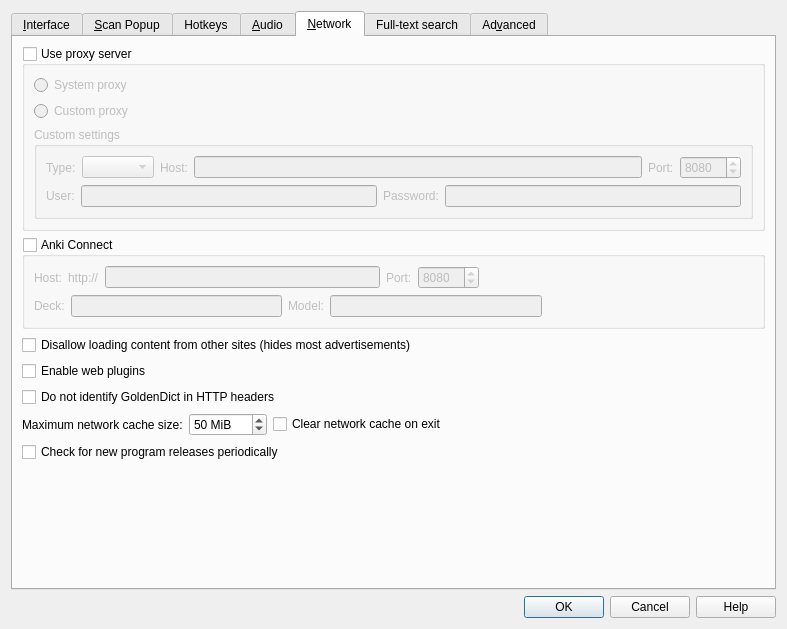
The window that preferences.ui (xiaoyifang/goldendict-ng) describes before a commit, drawn with Qt 5.
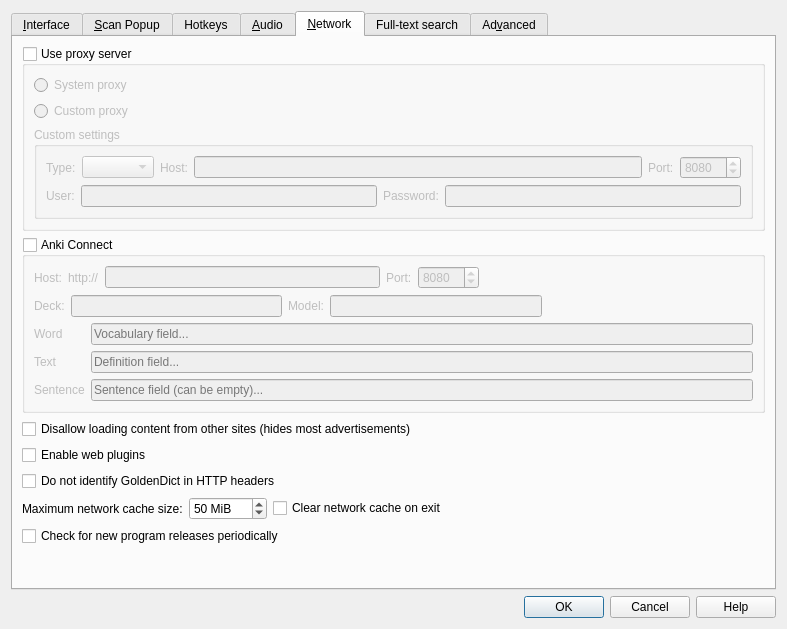
The same window after the commit. The open tabs and pages were chosen to show the change. Icons and pictures are not drawn. Custom widgets are drawn as their Qt base class.

Commit message:
Improve Anki support (#384)
* allow the user to configure word,text,sentence Anki fields

* if sentence field is not set, don't add it

* mark the target word bold, if possible

* Update how to connect with anki.md

* rename default field names

```diff
--- a/preferences.ui
+++ b/preferences.ui
@@ -1103,6 +1103,52 @@
             </item>
            </layout>
           </item>
+          <item>
+           <layout class="QFormLayout" name="formLayout">
+            <item row="0" column="0">
+             <widget class="QLabel" name="wordLabel">
+              <property name="text">
+               <string>Word</string>
+              </property>
+             </widget>
+            </item>
+            <item row="0" column="1">
+             <widget class="QLineEdit" name="ankiWord">
+              <property name="placeholderText">
+               <string>Vocabulary field...</string>
+              </property>
+             </widget>
+            </item>
+            <item row="1" column="0">
+             <widget class="QLabel" name="textLabel">
+              <property name="text">
+               <string>Text</string>
+              </property>
+             </widget>
+            </item>
+            <item row="1" column="1">
+             <widget class="QLineEdit" name="ankiText">
+              <property name="placeholderText">
+               <string>Definition field...</string>
+              </property>
+             </widget>
+            </item>
+            <item row="2" column="0">
+             <widget class="QLabel" name="sentenceLabel">
+              <property name="text">
+               <string>Sentence</string>
+              </property>
+             </widget>
+            </item>
+            <item row="2" column="1">
+             <widget class="QLineEdit" name="ankiSentence">
+              <property name="placeholderText">
+               <string>Sentence field (can be empty)...</string>
+              </property>
+             </widget>
+            </item>
+           </layout>
+          </item>
          </layout>
         </widget>
        </item>
```
The commit also changes 10 other files.
